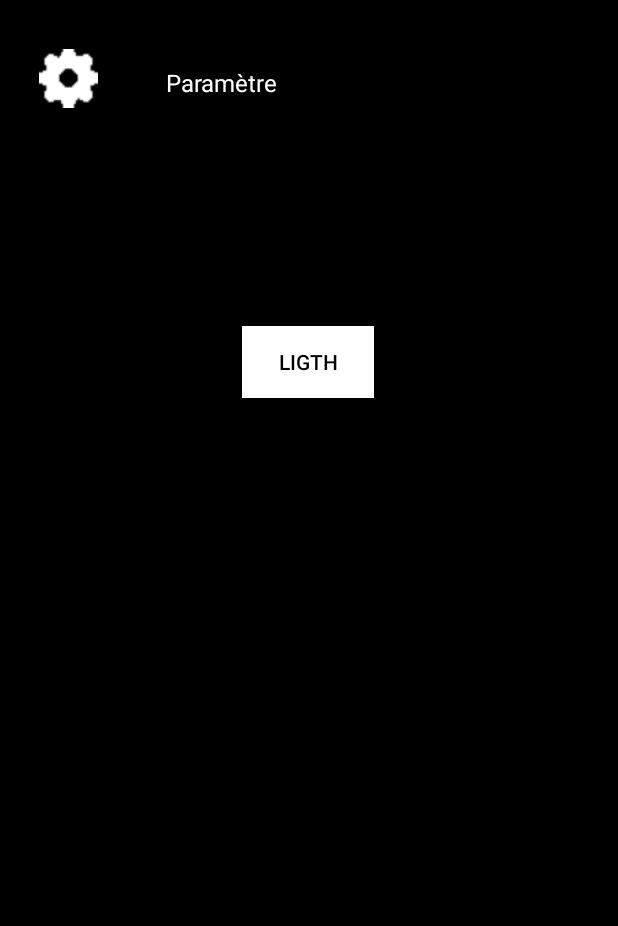
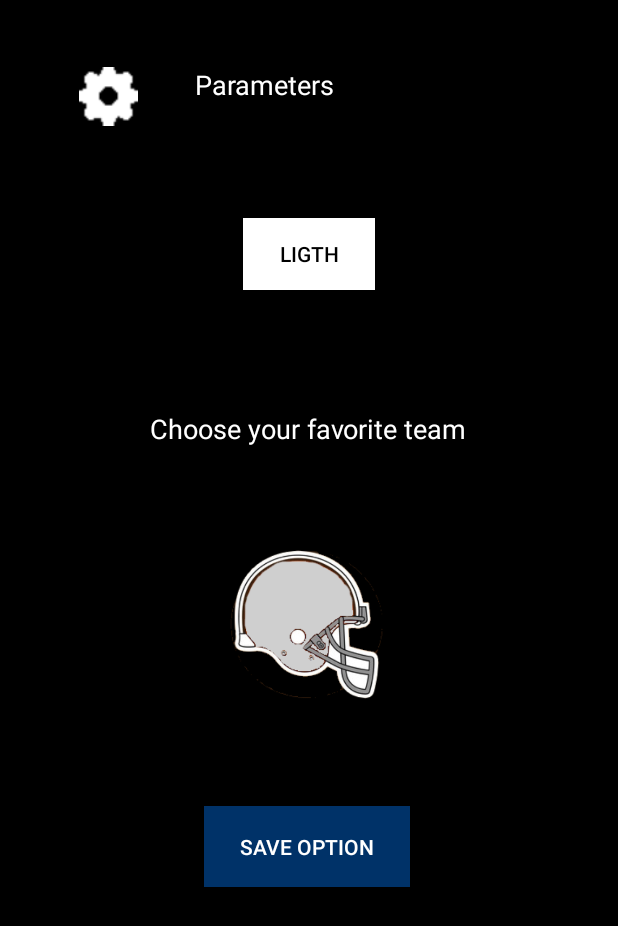
Before and after one commit to RomaricHaby/NFL_Super_Bowl-, an Android app: the screen it shows after launch (OptionActivity), after a tap on an icon or button, on a phone screen of 412 x 824 dp. Shown: the top 926 px of the screen. Run offline under Robolectric (Android 15) with nearby library versions, the phone set to English and light mode, and no system bars; network calls fail.

Commit message:
Add favorite team

```diff
--- a/app/src/main/java/com/example/miniprojet/Activity/MainActivity.java
+++ b/app/src/main/java/com/example/miniprojet/Activity/MainActivity.java
@@ -40,6 +40,10 @@ import java.util.TreeMap;
 
 import javax.security.auth.login.LoginException;
 
+import static java.lang.Thread.sleep;
+
+
+//TOdo rajouter scroll view sur option
 public class MainActivity extends AppCompatActivity {
     private final int requestFiltreTeam = 1;
     private final int requestOption= 2;
@@ -69,9 +73,10 @@ public class MainActivity extends AppCompatActivity {
     private TreeMap<Integer, String> map = new TreeMap<Integer, String>();
 
 
-    //mode dark and light
+    //mode dark and light / preferences
     private SharedPreferences sharedPref;
     private String color;
+    private TeamHelmet favoriteTeam;
 
 
     private ConstraintLayout backgroundListView;
@@ -88,11 +93,6 @@ public class MainActivity extends AppCompatActivity {
 
         setRequestedOrientation(ActivityInfo.SCREEN_ORIENTATION_PORTRAIT);
 
-        Window window = getWindow();
-        if (Build.VERSION.SDK_INT >= Build.VERSION_CODES.LOLLIPOP) {
-            window.setNavigationBarColor(Color.BLACK);
-        }
-
         //recover widget from layout
         setWidget();
 
@@ -101,6 +101,7 @@ public class MainActivity extends AppCompatActivity {
         sharedPref = getPreferences(Context.MODE_PRIVATE);
         color = sharedPref.getString("modeColor", "null");
 
+
         //set up for helmet
         setArraylist();
         setButtonImg();
@@ -108,7 +109,33 @@ public class MainActivity extends AppCompatActivity {
         //set arraylist from https requete
         superBowlArrayList = (ArrayList<SuperBowl>) getIntent().getSerializableExtra("list");
         currentTeam = teamHelmetArrayList.get(0);
-        setUpList(superBowlArrayList);
+
+
+        findTeamHelmetByName(sharedPref.getString("teamFavorite", "null")); //favorite team
+
+        //todo faire une fonction et regarde dasn le on result pour changer la couleurs
+        if(favoriteTeam.getName().contains("défaut")){
+            setUpList(superBowlArrayList,favoriteTeam.getColor());
+
+            Window window = getWindow();
+            window.setNavigationBarColor(Color.parseColor(favoriteTeam.getColor()));
+        }
+        else{
+            helmetButton.setImageResource(favoriteTeam.getHelmet());
+            filter(favoriteTeam.getName(),favoriteTeam.getColor());
+            constraintLayout.setBackgroundColor(Color.parseColor(favoriteTeam.getColor()));
+
+            Window window = getWindow();
+            window.setNavigationBarColor(Color.parseColor(favoriteTeam.getColor()));
+            window.setStatusBarColor(Color.parseColor(favoriteTeam.getColor()));
+
+            Toolbar toolbar = findViewById(R.id.toolbar);
+            toolbar.setBackgroundColor(Color.parseColor(favoriteTeam.getColor()));
+
+            if (Build.VERSION.SDK_INT >= Build.VERSION_CODES.LOLLIPOP) {
+                window.setNavigationBarColor(Color.parseColor(favoriteTeam.getColor()));
+            }
+        }
 
         //filter superbowl
         setButtonCup();
@@ -125,7 +152,6 @@ public class MainActivity extends AppCompatActivity {
         //Option
         setButtonOption();
 
-        Log.e(TAG, "onCreate: "+ color );
 
         if(color.equals("w")){
             setLightmode();
@@ -133,6 +159,7 @@ public class MainActivity extends AppCompatActivity {
         else {
             setDarkmode();
         }
+
 
     }
 
@@ -157,10 +184,10 @@ public class MainActivity extends AppCompatActivity {
         option = findViewById(R.id.option);
     }
 
-    private void setUpList(ArrayList<SuperBowl> list)
+    private void setUpList(ArrayList<SuperBowl> list,String colorTeam)
     {
         listView = (ListView) findViewById(R.id.SuperBowlListView);
-        adapter = new SuperBowlAdapter(getApplicationContext(), 0, list, teamHelmetArrayList,color,currentTeam.getColor());
+        adapter = new SuperBowlAdapter(getApplicationContext(), 0, list, teamHelmetArrayList,color,colorTeam);
         listView.setAdapter(adapter);
         adapter.notifyDataSetChanged();
     }
@@ -256,6 +283,7 @@ public class MainActivity extends AppCompatActivity {
             public void onClick(View view) {
                 Intent intent = new Intent(MainActivity.this,OptionActivity.class);
                 intent.putExtra("color",color);
+                intent.putExtra("helmet",teamHelmetArrayList);
                 startActivityForResult(intent,requestOption);
             }
         });
@@ -336,6 +364,7 @@ public class MainActivity extends AppCompatActivity {
                                     Intent intent = new Intent(MainActivity.this, DetailSuperBowlActivity.class);
                                     intent.putExtra("superBowl",superBowlArrayList.get(i));
                                     intent.putExtra("helmet",teamHelmetArrayList);
+                                    intent.putExtra("color",color);
                                     startActivity(intent);
                                     exist = true;
                                 }
@@ -352,16 +381,31 @@ public class MainActivity extends AppCompatActivity {
             }
         });
     }
-    public void filter(String nameTeam){
+    public void filter(String nameTeam, String colorTeam){
         filter.clear();
         for(int i = 0; i < superBowlArrayList.size(); i++){
             if(superBowlArrayList.get(i).getWinner().equals(nameTeam) || superBowlArrayList.get(i).getLoser().equals(nameTeam) ){
                 filter.add(superBowlArrayList.get(i));
             }
         }
-        setUpList(filter);
+        setUpList(filter,colorTeam);
     }
 
+    //preferences
+    public void findTeamHelmetByName(String nameTeam){
+
+        Log.e(TAG, nameTeam);
+        if (nameTeam == "null" || nameTeam.contains("défaut")){
+            favoriteTeam = teamHelmetArrayList.get(0);
+        }
+        else{
+            for (int i = 0; i < teamHelmetArrayList.size(); i++){
+                if(teamHelmetArrayList.get(i).getName().equals(nameTeam)){
+                    favoriteTeam = teamHelmetArrayList.get(i);
+                }
+            }
+        }
+    }
 
     @Override
     protected void onActivityResult(int requestCode, int resultCode, @Nullable Intent data) {
@@ -383,12 +427,12 @@ public class MainActivity extends AppCompatActivity {
 
                     if(!currentTeam.getName().equals(getString(R.string.Default_team))){
                         filter.clear();
-                        filter(currentTeam.getName());
+                        filter(currentTeam.getName(), currentTeam.getColor());
                     }
                     else{
                         filter.clear();
                         currentTeam = teamHelmetArrayList.get(0);
-                        setUpList(superBowlArrayList);
+                        setUpList(superBowlArrayList, currentTeam.getColor());
                     }
                 }
                 break;
@@ -398,11 +442,16 @@ public class MainActivity extends AppCompatActivity {
                     SharedPreferences sharedPref = getPreferences(Context.MODE_PRIVATE);
                     SharedPreferences.Editor editor = sharedPref.edit();
 
+                    TeamHelmet teamHelmet = (TeamHelmet) data.getSerializableExtra("team");
+
                     editor.putString("modeColor", data.getStringExtra("color"));
+                    editor.putString("teamFavorite", teamHelmet.getName());
                     editor.apply();
+
 
                     sharedPref = getPreferences(Context.MODE_PRIVATE);
                     color = sharedPref.getString("modeColor", "null");
+                    findTeamHelmetByName(sharedPref.getString("teamFavorite", "null"));
 
 
                     if(color.equals("w")){
@@ -411,16 +460,6 @@ public class MainActivity extends AppCompatActivity {
                     else {
                         setDarkmode();
                     }
-
-                    if(filter.isEmpty()){
-                        filter.clear();
-                        currentTeam = teamHelmetArrayList.get(0);
-                        setUpList(superBowlArrayList);
-                    }
-                    else{
-                        filter.clear();
-                        filter(currentTeam.getName());
-                    }
                 }
                 break;
         }
--- a/app/src/main/java/com/example/miniprojet/Activity/OptionActivity.java
+++ b/app/src/main/java/com/example/miniprojet/Activity/OptionActivity.java
@@ -1,10 +1,9 @@
 package com.example.miniprojet.Activity;
 
+import androidx.annotation.Nullable;
 import androidx.appcompat.app.AppCompatActivity;
 import androidx.constraintlayout.widget.ConstraintLayout;
-
 import android.app.Activity;
-import android.content.Context;
 import android.content.Intent;
 import android.content.SharedPreferences;
 import android.graphics.Color;
@@ -12,20 +11,37 @@ import android.os.Bundle;
 import android.util.Log;
 import android.view.View;
 import android.view.Window;
+import android.widget.Button;
 import android.widget.ImageView;
 import android.widget.TextView;
 import android.widget.ToggleButton;
 
+import com.example.miniprojet.Model.TeamHelmet;
 import com.example.miniprojet.R;
 
+import java.util.ArrayList;
+
 public class OptionActivity extends AppCompatActivity {
+    private final int requestFavoriteTeam = 1;
+
     private ToggleButton button;
     private ConstraintLayout layout;
     private TextView textView;
+    private TextView favoriteTeam;
     private ImageView gearOption;
     private SharedPreferences preferences;
 
+    private ImageView favoriteTeamButton;
+
+
+    private ArrayList<TeamHelmet> teamHelmetArrayList;
+
+    private Button save;
+
+    //data to return
     private Intent returnIntent = new Intent();
+    private TeamHelmet teamHelmetFavorite;
+    private String color;
 
     @Override
     protected void onCreate(Bundle savedInstanceState) {
@@ -33,31 +49,65 @@ public class OptionActivity extends AppCompatActivity {
         setContentView(R.layout.activity_option);
         getWidget();
 
-        if(getIntent().getStringExtra("color").equals("w")){
+        teamHelmetArrayList = (ArrayList<TeamHelmet>) getIntent().getSerializableExtra("helmet");
+
+        teamHelmetFavorite = teamHelmetArrayList.get(0); // default team
+        save.setBackgroundColor(Color.parseColor(teamHelmetArrayList.get(0).getColor()));
+
+        color = getIntent().getStringExtra("color");
+
+        if(color.equals("w")){
             setLightmode();
         }
         else{
             setDarkmode();
         }
 
+        setModeColorButton();
+
+        setFavoriteTeamButton();
+        setSaveButton();
+
+    }
+
+    public void setSaveButton(){
+        save.setOnClickListener(new View.OnClickListener() {
+            @Override
+            public void onClick(View view) {
+                returnIntent.putExtra("color",color);
+                returnIntent.putExtra("team",teamHelmetFavorite);
+                setResult(Activity.RESULT_OK,returnIntent);
+                finish();
+            }
+        });
+    }
+
+    public void setModeColorButton(){
         button.setOnClickListener(new View.OnClickListener() {
             @Override
             public void onClick(View view) {
                 if (button.isChecked()){ //on light off dark
                     setLightmode();
-
-                    returnIntent.putExtra("color","w");
-                    setResult(Activity.RESULT_OK,returnIntent);
+                    color = "w";
                 }
                 else{
                     setDarkmode();
-
-                    returnIntent.putExtra("color","b");
-                    setResult(Activity.RESULT_OK,returnIntent);
+                    color = "b";
                 }
             }
         });
+    }
 
+    public void setFavoriteTeamButton(){
+        favoriteTeamButton.setOnClickListener(new View.OnClickListener() {
+            @Override
+            public void onClick(View view) {
+                Intent intent = new Intent(OptionActivity.this,HelmetTeamActivity.class);
+                intent.putExtra("helmet", teamHelmetArrayList);
+                intent.putExtra("color", getIntent().getStringExtra("color"));
+                startActivityForResult(intent,requestFavoriteTeam);
+            }
+        });
     }
 
     public void setDarkmode(){
@@ -70,6 +120,7 @@ public class OptionActivity extends AppCompatActivity {
         button.setTextColor(getResources().getColor(R.color.black));
         button.setChecked(false);
         textView.setTextColor(getResources().getColor(R.color.white));
+        favoriteTeam.setTextColor(getResources().getColor(R.color.white));
         gearOption.setImageResource(R.drawable.gear_option);
     }
     public void setLightmode(){
@@ -81,15 +132,36 @@ public class OptionActivity extends AppCompatActivity {
         button.setTextColor(getResources().getColor(R.color.white));
         button.setChecked(true);
         textView.setTextColor(getResources().getColor(R.color.black));
+        favoriteTeam.setTextColor(getResources().getColor(R.color.black));
         gearOption.setImageResource(R.drawable.gear_option_black);
     }
 
 
     public void getWidget(){
+        save = findViewById(R.id.buttonSaveOption);
+        favoriteTeam = findViewById(R.id.teamFavorite);
+        favoriteTeamButton = findViewById(R.id.helmet);
         button = findViewById(R.id.toggleButton);
         layout = findViewById(R.id.layoutOption);
         textView = findViewById(R.id.textOption);
         gearOption = findViewById(R.id.gearOption);
         preferences = getPreferences(MODE_PRIVATE);
     }
+
+
+    @Override
+    protected void onActivityResult(int requestCode, int resultCode, @Nullable Intent data) {
+        super.onActivityResult(requestCode, resultCode, data);
+
+        switch (requestCode){
+            case requestFavoriteTeam:
+                if(resultCode == Activity.RESULT_OK) {
+                    teamHelmetFavorite = (TeamHelmet) data.getSerializableExtra("team");
+                    favoriteTeamButton.setImageResource(teamHelmetFavorite.getHelmet());
+                    save.setBackgroundColor(Color.parseColor(teamHelmetFavorite.getColor()));
+                }
+                break;
+        }
+    }
+
 }
--- a/app/src/main/res/layout/activity_option.xml
+++ b/app/src/main/res/layout/activity_option.xml
@@ -11,9 +11,9 @@
         android:id="@+id/gearOption"
         android:layout_width="39dp"
         android:layout_height="40dp"
-        android:layout_marginTop="32dp"
+        android:layout_marginTop="44dp"
         app:layout_constraintEnd_toEndOf="parent"
-        app:layout_constraintHorizontal_bias="0.069"
+        app:layout_constraintHorizontal_bias="0.142"
         app:layout_constraintStart_toStartOf="parent"
         app:layout_constraintTop_toTopOf="parent"
         app:srcCompat="@drawable/gear_option" />
@@ -24,9 +24,9 @@
         android:layout_height="25dp"
         android:layout_marginStart="32dp"
         android:layout_marginTop="44dp"
-        android:text="Paramètre "
+        android:text="@string/Parameter"
         android:textColor="@color/white"
-        android:textSize="16sp"
+        android:textSize="18sp"
         app:layout_constraintEnd_toEndOf="parent"
         app:layout_constraintHorizontal_bias="0.26"
         app:layout_constraintStart_toEndOf="@+id/gearOption"
@@ -36,11 +36,47 @@
         android:id="@+id/toggleButton"
         android:layout_width="wrap_content"
         android:layout_height="wrap_content"
-        android:layout_marginStart="161dp"
-        android:layout_marginTop="148dp"
+        android:layout_marginTop="76dp"
         android:background="@drawable/btn_toggle"
         android:textOff="Ligth"
         android:textOn="Dark"
+        app:layout_constraintEnd_toEndOf="parent"
         app:layout_constraintStart_toStartOf="parent"
         app:layout_constraintTop_toBottomOf="@+id/textOption" />
+
+    <TextView
+        android:id="@+id/teamFavorite"
+        android:layout_width="wrap_content"
+        android:layout_height="wrap_content"
+        android:layout_marginTop="80dp"
+        android:text="@string/favoriteTeam"
+        android:textColor="@color/white"
+        android:textSize="18sp"
+        app:layout_constraintEnd_toEndOf="parent"
+        app:layout_constraintHorizontal_bias="0.497"
+        app:layout_constraintStart_toStartOf="parent"
+        app:layout_constraintTop_toBottomOf="@+id/toggleButton" />
+
+    <ImageView
+        android:id="@+id/helmet"
+        android:layout_width="106dp"
+        android:layout_height="103dp"
+        android:layout_marginTop="68dp"
+        app:layout_constraintEnd_toEndOf="parent"
+        app:layout_constraintHorizontal_bias="0.498"
+        app:layout_constraintStart_toStartOf="parent"
+        app:layout_constraintTop_toBottomOf="@+id/teamFavorite"
+        app:srcCompat="@drawable/default_helmet" />
+
+    <Button
+        android:id="@+id/buttonSaveOption"
+        android:layout_width="137dp"
+        android:layout_height="54dp"
+        android:layout_marginTop="68dp"
+        android:text="@string/save_option"
+        android:textColor="@color/white"
+        app:layout_constraintEnd_toEndOf="parent"
+        app:layout_constraintHorizontal_bias="0.496"
+        app:layout_constraintStart_toStartOf="parent"
+        app:layout_constraintTop_toBottomOf="@+id/helmet" />
 </androidx.constraintlayout.widget.ConstraintLayout>
--- a/app/src/main/res/values/strings.xml
+++ b/app/src/main/res/values/strings.xml
@@ -16,4 +16,7 @@
     <string name="tiret">-</string>
     <string name="city">City</string>
     <string name="state">State</string>
+    <string name="favoriteTeam">Choose your favorite team</string>
+    <string name="save_option">Save option</string>
+    <string name="Parameter">Parameters</string>
 </resources>
```
Also changed, not shown: 1 other file.
